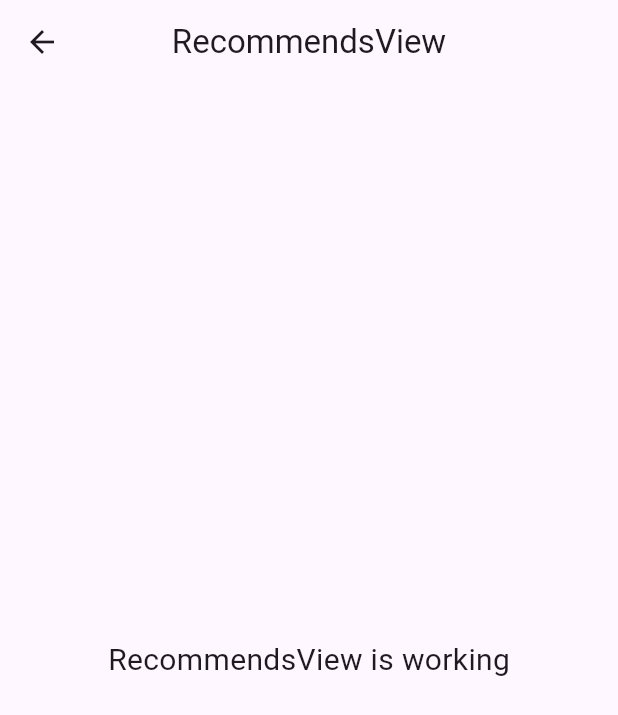
After one commit to polinakhorkova/kursovaya, a Flutter app: the RecommendsView screen opened by its route, on a phone screen of 412 x 824 dp. The commit adds this screen. Shown: the top 715 px of the screen. Run offline on Flutter 3.47's test engine with Material 3 defaults, Android fonts, the phone set to English and light mode, and no system bars; our stand-ins replace freezed_annotation, get.

Commit message:
recommends

```diff
--- /dev/null
+++ b/lib/app/modules/recommends/views/recommends_view.dart
@@ -0,0 +1,24 @@
+import 'package:flutter/material.dart';
+
+import 'package:get/get.dart';
+
+import '../controllers/recommends_controller.dart';
+
+class RecommendsView extends GetView<RecommendsController> {
+  const RecommendsView({Key? key}) : super(key: key);
+  @override
+  Widget build(BuildContext context) {
+    return Scaffold(
+      appBar: AppBar(
+        title: const Text('RecommendsView'),
+        centerTitle: true,
+      ),
+      body: const Center(
+        child: Text(
+          'RecommendsView is working',
+          style: TextStyle(fontSize: 20),
+        ),
+      ),
+    );
+  }
+}
--- a/lib/app/routes/app_pages.dart
+++ b/lib/app/routes/app_pages.dart
@@ -56,6 +56,8 @@
 import '../modules/instructions/views/instructions_view.dart';
 import '../modules/instruments/bindings/instruments_binding.dart';
 import '../modules/instruments/views/instruments_view.dart';
+import '../modules/recommends/bindings/recommends_binding.dart';
+import '../modules/recommends/views/recommends_view.dart';
 import '../modules/result/bindings/result_binding.dart';
 import '../modules/result/views/result_view.dart';
 
@@ -212,5 +214,10 @@
       page: () => const InstructionsView(),
       binding: InstructionsBinding(),
     ),
+    GetPage(
+      name: _Paths.RECOMMENDS,
+      page: () => const RecommendsView(),
+      binding: RecommendsBinding(),
+    ),
   ];
 }
--- a/lib/app/routes/app_routes.dart
+++ b/lib/app/routes/app_routes.dart
@@ -33,6 +33,7 @@
   static const INSTR21 = _Paths.INSTR21;
   static const INSTR22 = _Paths.INSTR22;
   static const INSTRUCTIONS = _Paths.INSTRUCTIONS;
+  static const RECOMMENDS = _Paths.RECOMMENDS;
 }
 
 abstract class _Paths {
@@ -67,4 +68,5 @@
   static const INSTR21 = '/instr21';
   static const INSTR22 = '/instr22';
   static const INSTRUCTIONS = '/instructions';
+  static const RECOMMENDS = '/recommends';
 }
```
Also changed, not shown: lib/app/modules/recommends/bindings/recommends_binding.dart (added, +12 -0 lines), lib/app/modules/recommends/controllers/recommends_controller.dart (added, +23 -0 lines).
